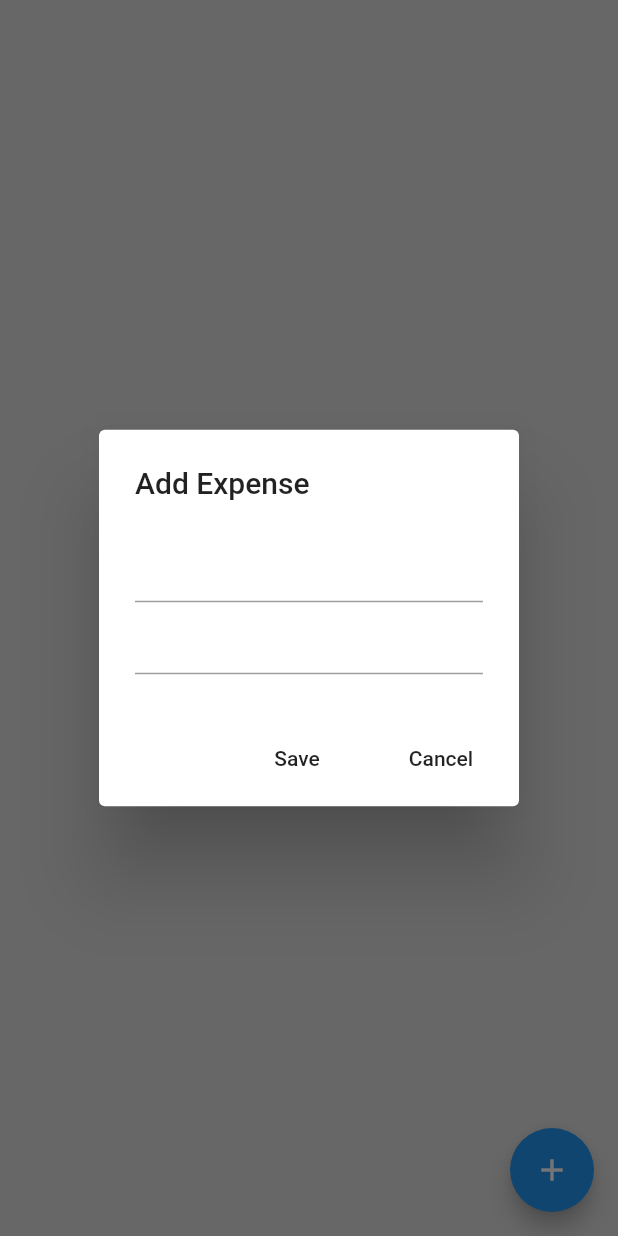
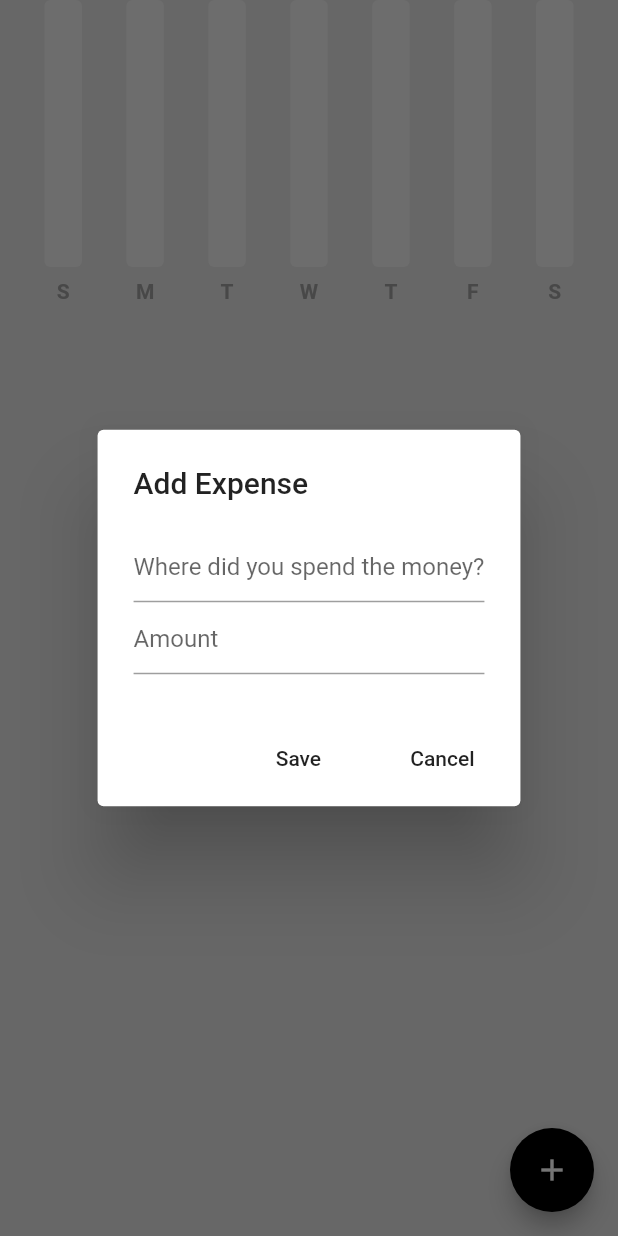
Before and after one commit to Anirudh-rb26/Expense-Tracker, a Flutter app: the screen it shows after launch, after a tap on the "add" icon, on a phone screen of 412 x 824 dp. Run offline on Flutter 3.47's test engine with Material 2 defaults, Android fonts, the phone set to English and light mode, and no system bars; drawn by our look-alikes of fl_chart; our stand-ins replace hive, hive_flutter; accounts and stored records are empty.

Commit message:
added and stylized a graph to show spendings in a visual form

```diff
--- /dev/null
+++ b/lib/bargraph/bardata.dart
@@ -0,0 +1,42 @@
+import 'package:expensetracker/bargraph/individualbar.dart';
+
+class BarData {
+  final double monAmount;
+  final double tueAmount;
+  final double wedAmount;
+  final double thuAmount;
+  final double friAmount;
+  final double satAmount;
+  final double sunAmount;
+
+  BarData({
+      required this.monAmount,
+      required this.tueAmount,
+      required this.wedAmount,
+      required this.thuAmount,
+      required this.friAmount,
+      required this.satAmount,
+      required this.sunAmount
+    });
+
+  List<IndividualBar> barData = [];
+
+  void initializeBarData() {
+    barData = [
+      // Sunday
+      IndividualBar(x: 0, y: sunAmount),
+      // Monday
+      IndividualBar(x: 1, y: monAmount),
+      // Tuesday
+      IndividualBar(x: 2, y: tueAmount),
+      // Wednesday
+      IndividualBar(x: 3, y: wedAmount),
+      // Thursday
+      IndividualBar(x: 4, y: thuAmount),
+      // Friday
+      IndividualBar(x: 5, y: friAmount),
+      // Saturday
+      IndividualBar(x: 6, y: satAmount),
+    ];
+  }
+}
--- /dev/null
+++ b/lib/bargraph/bargraph.dart
@@ -0,0 +1,109 @@
+import 'package:expensetracker/bargraph/bardata.dart';
+import 'package:fl_chart/fl_chart.dart';
+import 'package:flutter/material.dart';
+
+class myBarGraph extends StatelessWidget {
+  final double? maxY;
+  final double sunAmount;
+  final double monAmount;
+  final double tueAmount;
+  final double wedAmount;
+  final double thuAmount;
+  final double friAmount;
+  final double satAmount;
+
+  const myBarGraph({
+    super.key,
+    required this.maxY,
+    required this.sunAmount,
+    required this.monAmount,
+    required this.tueAmount,
+    required this.wedAmount,
+    required this.thuAmount,
+    required this.friAmount,
+    required this.satAmount,
+  });
+
+  @override
+  Widget build(BuildContext context) {
+    // Initialize Bar Data
+    BarData myBarData = BarData(
+      sunAmount: sunAmount,
+      monAmount: monAmount,
+      tueAmount: tueAmount,
+      wedAmount: wedAmount,
+      thuAmount: thuAmount,
+      friAmount: friAmount,
+      satAmount: satAmount,
+    );
+
+    myBarData.initializeBarData();
+
+    return BarChart(
+      BarChartData(
+          maxY: maxY,
+          minY: 0,
+          titlesData: FlTitlesData(
+            show: true,
+            topTitles: AxisTitles(sideTitles: SideTitles(showTitles: false)),
+            leftTitles: AxisTitles(sideTitles: SideTitles(showTitles: false)),
+            rightTitles: AxisTitles(sideTitles: SideTitles(showTitles: false)),
+            bottomTitles: AxisTitles(
+                sideTitles: SideTitles(
+                    showTitles: true, getTitlesWidget: getBottomTitles)),
+          ),
+          gridData: FlGridData(show: false),
+          borderData: FlBorderData(show: false),
+          barGroups: myBarData.barData
+              .map((data) => BarChartGroupData(
+                    x: data.x,
+                    barRods: [
+                      BarChartRodData(
+                          toY: data.y,
+                          color: Colors.grey[800],
+                          width: 25,
+                          borderRadius: BorderRadius.circular(4),
+                          backDrawRodData: BackgroundBarChartRodData(
+                            show: true,
+                            toY: maxY,
+                            color: Colors.grey[200],
+                          )),
+                    ],
+                  ))
+              .toList()),
+    );
+  }
+}
+
+Widget getBottomTitles(double value, TitleMeta meta) {
+  const style =
+      TextStyle(color: Colors.grey, fontWeight: FontWeight.bold, fontSize: 14);
+  Widget text;
+  switch (value.toInt()) {
+    case 0:
+      text = const Text('S', style: style);
+      break;
+    case 1:
+      text = const Text('M', style: style);
+      break;
+    case 2:
+      text = const Text('T', style: style);
+      break;
+    case 3:
+      text = const Text('W', style: style);
+      break;
+    case 4:
+      text = const Text('T', style: style);
+      break;
+    case 5:
+      text = const Text('F', style: style);
+      break;
+    case 6:
+      text = const Text('S', style: style);
+      break;
+    default:
+      text = const Text('Err', style: style);
+  }
+
+  return SideTitleWidget(child: text, axisSide: meta.axisSide);
+}
--- /dev/null
+++ b/lib/bargraph/individualbar.dart
@@ -0,0 +1,6 @@
+class IndividualBar {
+  final int x;
+  final double y;
+
+  IndividualBar({required this.x, required this.y});
+}
--- a/lib/components/expensesummary.dart
+++ b/lib/components/expensesummary.dart
@@ -0,0 +1,44 @@
+import 'package:expensetracker/bargraph/bargraph.dart';
+import 'package:expensetracker/convertor/daytimeConvertor.dart';
+import 'package:expensetracker/data/expensedata.dart';
+import 'package:flutter/material.dart';
+import 'package:provider/provider.dart';
+
+class ExpenseSummary extends StatelessWidget {
+  final DateTime startOfWeek;
+  const ExpenseSummary({super.key, required this.startOfWeek});
+
+  @override
+  Widget build(BuildContext context) {
+    String sunday =
+        convertDateTimeToString(startOfWeek.add(const Duration(days: 0)));
+    String monday =
+        convertDateTimeToString(startOfWeek.add(const Duration(days: 1)));
+    String tuesday =
+        convertDateTimeToString(startOfWeek.add(const Duration(days: 2)));
+    String wednesday =
+        convertDateTimeToString(startOfWeek.add(const Duration(days: 3)));
+    String thursday =
+        convertDateTimeToString(startOfWeek.add(const Duration(days: 4)));
+    String friday =
+        convertDateTimeToString(startOfWeek.add(const Duration(days: 5)));
+    String saturday =
+        convertDateTimeToString(startOfWeek.add(const Duration(days: 6)));
+
+    return Consumer<ExpenseData>(
+      builder: (context, value, child) => SizedBox(
+        height: 200,
+        child: myBarGraph(
+          maxY: 100,
+          sunAmount: value.calculateDailyExpenseSummary()[sunday] ?? 0,
+          monAmount: value.calculateDailyExpenseSummary()[monday] ?? 0,
+          tueAmount: value.calculateDailyExpenseSummary()[tuesday] ?? 0,
+          wedAmount: value.calculateDailyExpenseSummary()[wednesday] ?? 0,
+          thuAmount: value.calculateDailyExpenseSummary()[thursday] ?? 0,
+          friAmount: value.calculateDailyExpenseSummary()[friday] ?? 0,
+          satAmount: value.calculateDailyExpenseSummary()[saturday] ?? 0,
+        ),
+      ),
+    );
+  }
+}
--- a/lib/data/expensedata.dart
+++ b/lib/data/expensedata.dart
@@ -45,7 +45,7 @@ class ExpenseData extends ChangeNotifier {
   }
 
   // to get start of the week
-  DateTime? startOfTheWeek() {
+  DateTime startOfTheWeekDate() {
     DateTime? startOfWeek;
 
     //get todays date
@@ -53,12 +53,12 @@ class ExpenseData extends ChangeNotifier {
 
     // going backwards to find the nearest sunday
     for (int i = 0; i < 7; i++) {
-      if (getDayName(today.subtract(Duration(days: i))) == "Sunday") {
+      if (getDayName(today.subtract(Duration(days: i))) == 'Sunday') {
         startOfWeek = today.subtract(Duration(days: i));
       }
     }
 
-    return startOfWeek;
+    return startOfWeek!;
   }
 
   //need to list all expenses
--- a/lib/main.dart
+++ b/lib/main.dart
@@ -1,9 +1,17 @@
 import 'package:expensetracker/data/expensedata.dart';
 import 'package:expensetracker/pages/homepage.dart';
 import 'package:flutter/material.dart';
+import 'package:hive/hive.dart';
+import 'package:hive_flutter/adapters.dart';
 import 'package:provider/provider.dart';
 
-void main() {
+void main() async {
+  // Initialize Hive
+  await Hive.initFlutter();
+
+  // Open Hive Box
+  await Hive.openBox("expensedatabase");
+
   runApp(const MyApp());
 }
 
--- a/lib/pages/homepage.dart
+++ b/lib/pages/homepage.dart
@@ -1,3 +1,4 @@
+import 'package:expensetracker/components/expensesummary.dart';
 import 'package:expensetracker/components/expensetile.dart';
 import 'package:expensetracker/data/expensedata.dart';
 import 'package:expensetracker/models/expenseitems.dart';
@@ -24,9 +25,20 @@ class _HomePageState extends State<HomePage> {
                 mainAxisSize: MainAxisSize.min,
                 children: [
                   // expense name
-                  TextField(controller: newExpenseNameController),
+                  TextField(
+                    controller: newExpenseNameController,
+                    decoration: const InputDecoration(
+                      hintText: "Where did you spend the money?"
+                    ),
+                  ),
                   // expense amount
-                  TextField(controller: newExpenseAmountController),
+                  TextField(
+                    controller: newExpenseAmountController,
+                    keyboardType: const TextInputType.numberWithOptions(),
+                    decoration:  const InputDecoration(
+                      hintText: "Amount",
+                    ),
+                  ),
                 ],
               ),
               actions: [
@@ -75,10 +87,16 @@ class _HomePageState extends State<HomePage> {
       builder: (context, value, child) => Scaffold(
         backgroundColor: Colors.grey[300],
         floatingActionButton: FloatingActionButton(
-            onPressed: addExpense, child: const Icon(Icons.add)),
+          onPressed: addExpense,
+          backgroundColor: Colors.black,
+          child: const Icon(Icons.add),
+        ),
         body: ListView(
           children: [
             // weekly summary
+            ExpenseSummary(startOfWeek: value.startOfTheWeekDate()),
+
+            const SizedBox(height: 20),
 
             // expense list
             ListView.builder(
--- a/pubspec.yaml
+++ b/pubspec.yaml
@@ -36,6 +36,8 @@ dependencies:
   # Use with the CupertinoIcons class for iOS style icons.
   cupertino_icons: ^1.0.2
   provider:
+  fl_chart: ^0.60.0
+  hive_flutter:
 
 dev_dependencies:
   flutter_test:
```
Also changed, not shown: lib/data/hivedatabase.dart (added), pubspec.lock.
